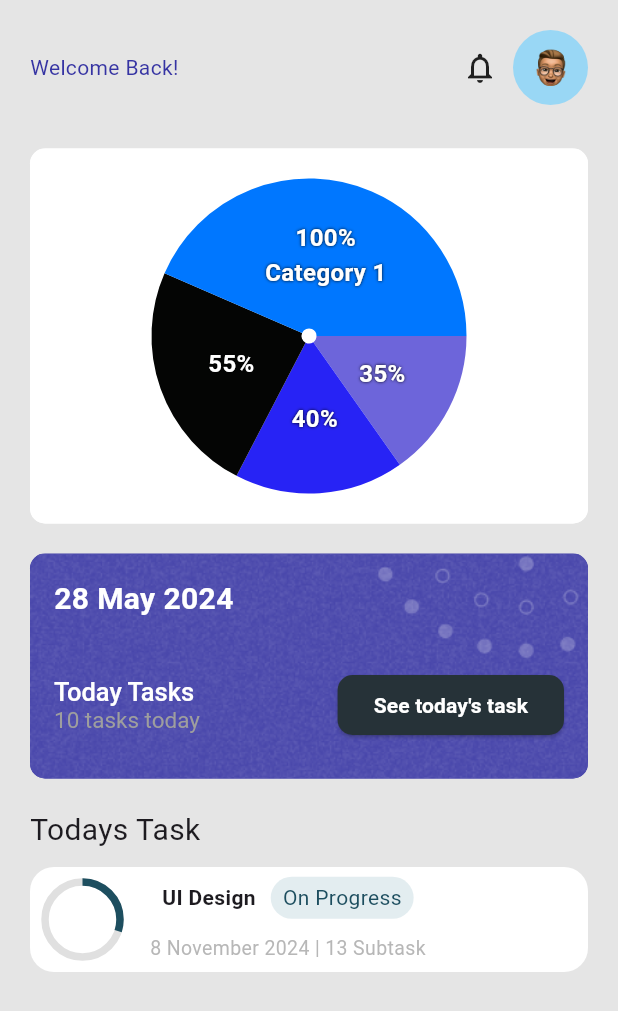
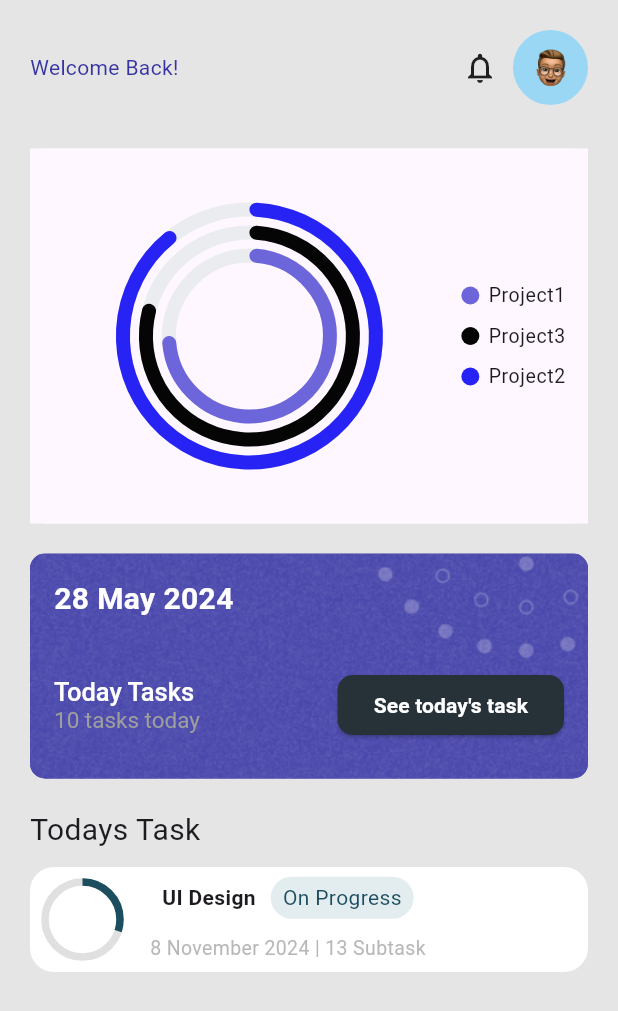
Before and after one commit to yisMeb/Flutter_PMS, a Flutter app: the HomePage screen opened directly, on a phone screen of 412 x 824 dp. Shown: the top 1011 px of the screen. Run offline on Flutter 3.47's test engine with Material 3 defaults, Android fonts, the phone set to English and light mode, and no system bars; drawn by our look-alikes of fl_chart; our stand-ins replace firebase_auth, firebase_core, firebase_database, google_sign_in, multi_select_flutter, syncfusion_flutter_charts and 1 more; accounts and stored records are empty.

Commit message:
minor changes

```diff
--- a/flutter_front/lib/Pages/Dashboards/HomePage.dart
+++ b/flutter_front/lib/Pages/Dashboards/HomePage.dart
@@ -95,9 +95,9 @@ class _HomePageState extends State<HomePage> {
       mainAxisAlignment: MainAxisAlignment.start,
       mainAxisSize: MainAxisSize.min,
       children: [
-        Align(
+        const Align(
           alignment: Alignment.centerLeft,
-          child: const Text(
+          child: Text(
             "Todays Task",
             style: TextStyle(
               fontWeight: FontWeight.w400,
@@ -167,7 +167,7 @@ class _HomePageState extends State<HomePage> {
                   const SizedBox(
                     height: 10,
                   ),
-                  Text(
+                  const Text(
                     "8 November 2024 | 13 Subtask",
                     style: TextStyle(
                       color: Color.fromARGB(190, 158, 158, 158),
--- a/flutter_front/lib/Pages/Dashboards/Visualizer.dart
+++ b/flutter_front/lib/Pages/Dashboards/Visualizer.dart
@@ -1,5 +1,6 @@
-import 'package:fl_chart/fl_chart.dart';
 import 'package:flutter/material.dart';
+import 'package:flutter/widgets.dart';
+import 'package:syncfusion_flutter_charts/charts.dart';
 
 class Visualizer extends StatefulWidget {
   @override
@@ -7,113 +8,44 @@ class Visualizer extends StatefulWidget {
 }
 
 class _VisualizerState extends State<Visualizer> {
-  int touchedIndex = -1;
+  final List<ChartData> chartData = [
+    ChartData('Project1', 75, const Color.fromARGB(255, 109, 101, 218)),
+    ChartData('Project3', 80, const Color.fromARGB(255, 4, 5, 4)),
+    ChartData('Project2', 90, const Color.fromARGB(255, 39, 35, 245)),
+  ];
 
   @override
   Widget build(BuildContext context) {
-    return Container(
-      height: 250,
-      width: double.infinity,
-      decoration: BoxDecoration(
-        color: Colors.white,
-        borderRadius: BorderRadius.circular(10),
+    return Scaffold(
+      body: Center(
+        child: Container(
+          child: SfCircularChart(
+            series: <CircularSeries>[
+              RadialBarSeries<ChartData, String>(
+                dataSource: chartData,
+                xValueMapper: (ChartData data, _) => data.x,
+                yValueMapper: (ChartData data, _) => data.y,
+                cornerStyle: CornerStyle.bothCurve,
+                innerRadius: '50%',
+                maximumValue: 100,
+                gap: '6',
+                pointColorMapper: (ChartData data, _) => data.color,
+              ),
+            ],
+            legend: Legend(
+                isVisible: true,
+                position: LegendPosition.right,
+                orientation: LegendItemOrientation.vertical),
+          ),
+        ),
       ),
-      child: topPieChart(),
     );
   }
+}
 
-  PieChart topPieChart() {
-    return PieChart(
-      PieChartData(
-        pieTouchData: PieTouchData(
-          touchCallback: (FlTouchEvent event, pieTouchResponse) {
-            setState(() {
-              if (!event.isInterestedForInteractions ||
-                  pieTouchResponse == null ||
-                  pieTouchResponse.touchedSection == null) {
-                touchedIndex = -1;
-                return;
-              }
-              touchedIndex =
-                  pieTouchResponse.touchedSection!.touchedSectionIndex;
-            });
-          },
-        ),
-        centerSpaceRadius: 5,
-        sectionsSpace: 0,
-        borderData: FlBorderData(
-          show: false,
-        ),
-        sections: showingSections(),
-      ),
-      swapAnimationDuration: const Duration(milliseconds: 800),
-      swapAnimationCurve: Curves.easeInOutCubic,
-    );
-  }
-
-  List<PieChartSectionData> showingSections() {
-    return List.generate(4, (i) {
-      final isTouched = i == touchedIndex;
-      final fontSize = isTouched ? 25.0 : 16.0;
-      final radius = isTouched ? 310.0 : 100.0;
-      const shadows = [Shadow(color: Colors.black, blurRadius: 2)];
-
-      switch (i) {
-        case 0:
-          return PieChartSectionData(
-            value: 35,
-            title: '35%',
-            titleStyle: TextStyle(
-              fontSize: fontSize,
-              fontWeight: FontWeight.bold,
-              color: Colors.white,
-              shadows: shadows,
-            ),
-            color: const Color.fromARGB(255, 109, 101, 218),
-            radius: radius,
-          );
-        case 1:
-          return PieChartSectionData(
-            value: 40,
-            title: '40%',
-            titleStyle: TextStyle(
-              fontSize: fontSize,
-              fontWeight: FontWeight.bold,
-              color: Colors.white,
-              shadows: shadows,
-            ),
-            color: const Color.fromARGB(255, 39, 35, 245),
-            radius: radius,
-          );
-        case 2:
-          return PieChartSectionData(
-            value: 55,
-            title: '55%',
-            titleStyle: TextStyle(
-              fontSize: fontSize,
-              fontWeight: FontWeight.bold,
-              color: Colors.white,
-              shadows: shadows,
-            ),
-            color: const Color.fromARGB(255, 4, 5, 4),
-            radius: radius,
-          );
-        case 3:
-          return PieChartSectionData(
-            value: 100,
-            title: '100%\nCategory 1',
-            titleStyle: TextStyle(
-              fontSize: fontSize,
-              fontWeight: FontWeight.bold,
-              color: Colors.white,
-              shadows: shadows,
-            ),
-            color: const Color.fromARGB(255, 0, 119, 255),
-            radius: radius,
-          );
-        default:
-          throw Error();
-      }
-    });
-  }
+class ChartData {
+  ChartData(this.x, this.y, this.color);
+  final String x;
+  final double y;
+  final Color color;
 }
--- a/flutter_front/pubspec.yaml
+++ b/flutter_front/pubspec.yaml
@@ -43,6 +43,7 @@ dependencies:
   intl: ^0.17.0
   multi_select_flutter: ^4.0.0
   table_calendar: ^3.0.8
+  syncfusion_flutter_charts: ^21.2.4
 
 dev_dependencies:
   flutter_test:
```
Also changed, not shown: flutter_front/lib/Pages/Dashboards/CreateProject.dart (+47 -34 lines), flutter_front/lib/Pages/Dashboards/DatabaseService.dart (+49 -4 lines), flutter_front/lib/Pages/Dashboards/Settings.dart (+9 -2 lines), flutter_front/lib/Pages/Dashboards/Teams.dart (added, +114 -0 lines), flutter_front/pubspec.lock.
